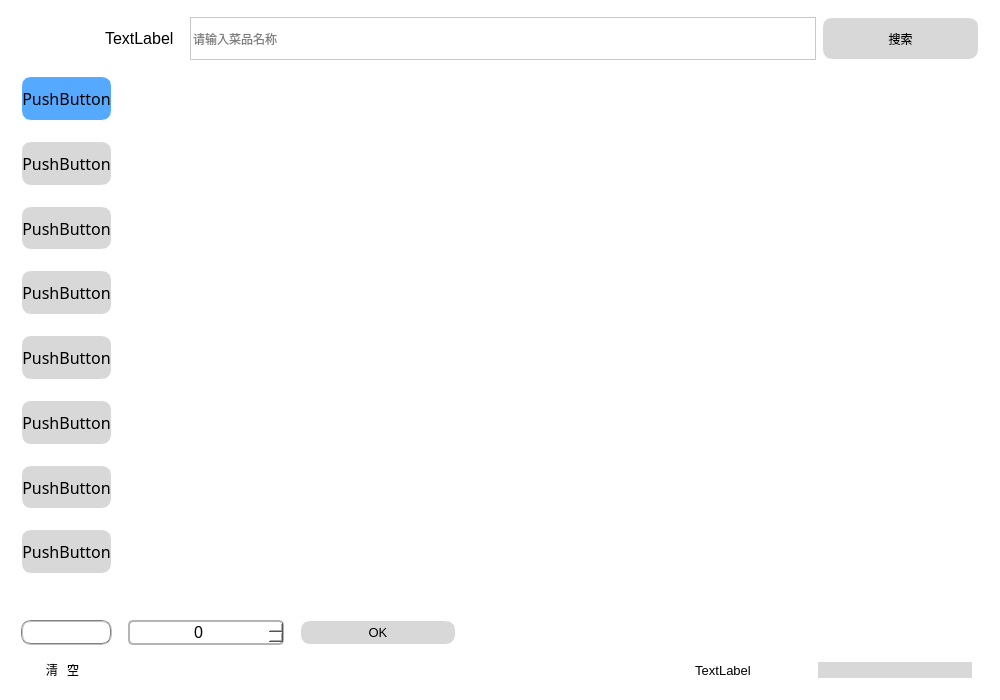
Above: Form/order.ui from lyh9909/OrderSystem before the change. Below: the same form after it.
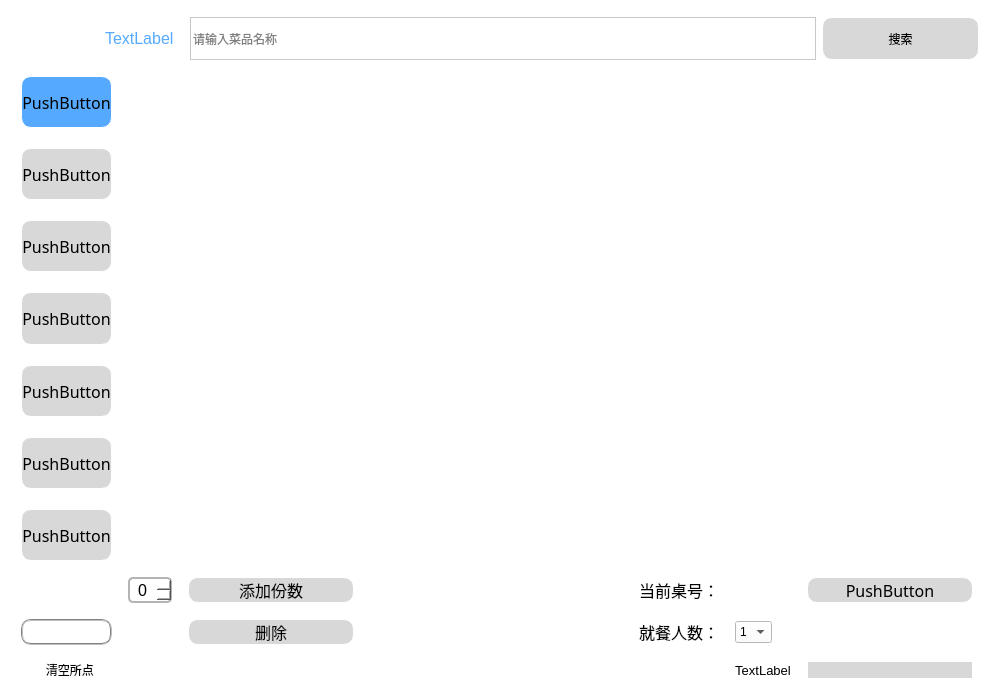
That is the form after the change. Icons and pictures are not drawn.

Diff of the .ui file:
```diff
--- a/Form/order.ui
+++ b/Form/order.ui
@@ -104,7 +104,7 @@
        <item>
         <widget class="QLabel" name="UserName">
          <property name="sizePolicy">
-          <sizepolicy hsizetype="Preferred" vsizetype="Preferred">
+          <sizepolicy hsizetype="Preferred" vsizetype="Minimum">
            <horstretch>0</horstretch>
            <verstretch>0</verstretch>
           </sizepolicy>
@@ -114,6 +114,9 @@
            <pointsize>12</pointsize>
           </font>
          </property>
+         <property name="styleSheet">
+          <string notr="true">color: rgb(85, 170, 255);</string>
+         </property>
          <property name="text">
           <string>TextLabel</string>
          </property>
@@ -173,10 +176,198 @@
       </layout>
      </item>
      <item>
-      <layout class="QGridLayout" name="gridLayout" rowstretch="0,0,0,0" columnstretch="2,0,0,0,0,0,0">
+      <layout class="QGridLayout" name="gridLayout" rowstretch="0,0,0,0" columnstretch="2,0,0,0,0,0,0,0">
        <property name="rightMargin">
         <number>6</number>
        </property>
+       <item row="2" column="6">
+        <widget class="QComboBox" name="personBox">
+         <property name="sizePolicy">
+          <sizepolicy hsizetype="Fixed" vsizetype="Fixed">
+           <horstretch>0</horstretch>
+           <verstretch>0</verstretch>
+          </sizepolicy>
+         </property>
+         <item>
+          <property name="text">
+           <string>1</string>
+          </property>
+         </item>
+         <item>
+          <property name="text">
+           <string>2</string>
+          </property>
+         </item>
+         <item>
+          <property name="text">
+           <string>3</string>
+          </property>
+         </item>
+         <item>
+          <property name="text">
+           <string>4</string>
+          </property>
+         </item>
+         <item>
+          <property name="text">
+           <string>5</string>
+          </property>
+         </item>
+         <item>
+          <property name="text">
+           <string>6</string>
+          </property>
+         </item>
+         <item>
+          <property name="text">
+           <string>7</string>
+          </property>
+         </item>
+         <item>
+          <property name="text">
+           <string>8</string>
+          </property>
+         </item>
+        </widget>
+       </item>
+       <item row="1" column="3">
+        <widget class="QPushButton" name="verifyBtn">
+         <property name="sizePolicy">
+          <sizepolicy hsizetype="Preferred" vsizetype="Minimum">
+           <horstretch>0</horstretch>
+           <verstretch>0</verstretch>
+          </sizepolicy>
+         </property>
+         <property name="font">
+          <font>
+           <family>宋体</family>
+           <pointsize>12</pointsize>
+          </font>
+         </property>
+         <property name="styleSheet">
+          <string notr="true">QPushButton:hover
+{
+	background-color: rgb(85, 170, 255);
+}
+QPushButton{
+background-color: rgb(216, 216, 216);
+border: 1px solid rgb(255,255,255);
+border-radius:10px;
+}</string>
+         </property>
+         <property name="text">
+          <string>添加份数</string>
+         </property>
+        </widget>
+       </item>
+       <item row="1" column="0">
+        <widget class="QLabel" name="label">
+         <property name="sizePolicy">
+          <sizepolicy hsizetype="Fixed" vsizetype="Preferred">
+           <horstretch>0</horstretch>
+           <verstretch>0</verstretch>
+          </sizepolicy>
+         </property>
+         <property name="text">
+          <string/>
+         </property>
+        </widget>
+       </item>
+       <item row="2" column="3">
+        <widget class="QPushButton" name="pushButton">
+         <property name="sizePolicy">
+          <sizepolicy hsizetype="Preferred" vsizetype="Minimum">
+           <horstretch>0</horstretch>
+           <verstretch>0</verstretch>
+          </sizepolicy>
+         </property>
+         <property name="font">
+          <font>
+           <family>宋体</family>
+           <pointsize>12</pointsize>
+          </font>
+         </property>
+         <property name="styleSheet">
+          <string notr="true">QPushButton:hover
+{
+	background-color: rgb(85, 170, 255);
+}
+QPushButton{
+background-color: rgb(216, 216, 216);
+border: 1px solid rgb(255,255,255);
+border-radius:10px;
+}</string>
+         </property>
+         <property name="text">
+          <string>删除</string>
+         </property>
+        </widget>
+       </item>
+       <item row="3" column="7">
+        <widget class="QPushButton" name="checkBtn">
+         <property name="sizePolicy">
+          <sizepolicy hsizetype="Preferred" vsizetype="Minimum">
+           <horstretch>0</horstretch>
+           <verstretch>0</verstretch>
+          </sizepolicy>
+         </property>
+         <property name="font">
+          <font>
+           <family>Arial</family>
+           <pointsize>10</pointsize>
+          </font>
+         </property>
+         <property name="styleSheet">
+          <string notr="true">QPushButton:hover
+{
+	background-color: rgba(255, 150, 106, 255);
+}
+QPushButton{
+background-color: rgb(216, 216, 216);
+border: 1px solid rgb(255,255,255);
+border-radius:10px;
+}</string>
+         </property>
+         <property name="text">
+          <string/>
+         </property>
+        </widget>
+       </item>
+       <item row="2" column="5">
+        <widget class="QLabel" name="personLabel">
+         <property name="font">
+          <font>
+           <family>宋体</family>
+           <pointsize>12</pointsize>
+          </font>
+         </property>
+         <property name="text">
+          <string>就餐人数：</string>
+         </property>
+         <property name="alignment">
+          <set>Qt::AlignRight|Qt::AlignTrailing|Qt::AlignVCenter</set>
+         </property>
+        </widget>
+       </item>
+       <item row="3" column="0">
+        <widget class="QLabel" name="clearLabel">
+         <property name="sizePolicy">
+          <sizepolicy hsizetype="Minimum" vsizetype="Minimum">
+           <horstretch>0</horstretch>
+           <verstretch>0</verstretch>
+          </sizepolicy>
+         </property>
+         <property name="font">
+          <font>
+           <family>微软雅黑</family>
+           <pointsize>9</pointsize>
+          </font>
+         </property>
+         <property name="text">
+          <string>        清空所点</string>
+         </property>
+        </widget>
+       </item>
        <item row="2" column="0">
         <widget class="QPushButton" name="clearBtn">
          <property name="sizePolicy">
@@ -204,51 +395,10 @@
          </property>
         </widget>
        </item>
-       <item row="3" column="5">
-        <widget class="QLabel" name="discountPay">
-         <property name="sizePolicy">
-          <sizepolicy hsizetype="Preferred" vsizetype="Minimum">
-           <horstretch>0</horstretch>
-           <verstretch>0</verstretch>
-          </sizepolicy>
-         </property>
-         <property name="font">
-          <font>
-           <family>Arial</family>
-           <pointsize>10</pointsize>
-          </font>
-         </property>
-         <property name="text">
-          <string>TextLabel</string>
-         </property>
-         <property name="alignment">
-          <set>Qt::AlignCenter</set>
-         </property>
-        </widget>
-       </item>
-       <item row="3" column="0">
-        <widget class="QLabel" name="clearLabel">
-         <property name="sizePolicy">
-          <sizepolicy hsizetype="Minimum" vsizetype="Minimum">
-           <horstretch>0</horstretch>
-           <verstretch>0</verstretch>
-          </sizepolicy>
-         </property>
-         <property name="font">
-          <font>
-           <family>微软雅黑</family>
-           <pointsize>9</pointsize>
-          </font>
-         </property>
-         <property name="text">
-          <string>        清   空</string>
-         </property>
-        </widget>
-       </item>
-       <item row="2" column="2">
+       <item row="1" column="2">
         <widget class="QSpinBox" name="spinNum">
          <property name="sizePolicy">
-          <sizepolicy hsizetype="Preferred" vsizetype="Minimum">
+          <sizepolicy hsizetype="Fixed" vsizetype="Minimum">
            <horstretch>0</horstretch>
            <verstretch>0</verstretch>
           </sizepolicy>
@@ -268,26 +418,8 @@
          </property>
         </widget>
        </item>
-       <item row="0" column="2" colspan="5">
-        <widget class="QListView" name="listView">
-         <property name="sizePolicy">
-          <sizepolicy hsizetype="Minimum" vsizetype="Preferred">
-           <horstretch>0</horstretch>
-           <verstretch>0</verstretch>
-          </sizepolicy>
-         </property>
-         <property name="styleSheet">
-          <string notr="true">border:none;
-
-</string>
-         </property>
-         <property name="selectionMode">
-          <enum>QAbstractItemView::SingleSelection</enum>
-         </property>
-        </widget>
-       </item>
        <item row="0" column="0">
-        <layout class="QVBoxLayout" name="verticalLayout" stretch="1,1,1,1,1,1,1,1">
+        <layout class="QVBoxLayout" name="verticalLayout" stretch="1,1,1,1,1,1,1">
          <property name="spacing">
           <number>20</number>
          </property>
@@ -562,46 +694,87 @@
            </property>
           </widget>
          </item>
-         <item>
-          <widget class="QPushButton" name="orderBtn">
-           <property name="sizePolicy">
-            <sizepolicy hsizetype="Minimum" vsizetype="Preferred">
-             <horstretch>0</horstretch>
-             <verstretch>0</verstretch>
-            </sizepolicy>
-           </property>
-           <property name="font">
-            <font>
-             <family>新宋体</family>
-             <pointsize>12</pointsize>
-            </font>
-           </property>
-           <property name="styleSheet">
-            <string notr="true">QPushButton:checked
-{
-	background-color: rgb(85, 170, 255);
-}
-QPushButton{
-background-color: rgb(216, 216, 216);
-border: 1px solid rgb(255,255,255);
-border-radius:10px;
-}</string>
-           </property>
-           <property name="text">
-            <string>PushButton</string>
-           </property>
-           <property name="checkable">
-            <bool>true</bool>
-           </property>
-           <property name="checked">
-            <bool>false</bool>
-           </property>
-          </widget>
-         </item>
         </layout>
        </item>
+       <item row="1" column="5">
+        <widget class="QLabel" name="tableLabel">
+         <property name="font">
+          <font>
+           <family>宋体</family>
+           <pointsize>12</pointsize>
+          </font>
+         </property>
+         <property name="text">
+          <string>当前桌号：</string>
+         </property>
+         <property name="alignment">
+          <set>Qt::AlignRight|Qt::AlignTrailing|Qt::AlignVCenter</set>
+         </property>
+        </widget>
+       </item>
+       <item row="1" column="6">
+        <widget class="QLabel" name="label_3">
+         <property name="text">
+          <string/>
+         </property>
+        </widget>
+       </item>
+       <item row="1" column="7">
+        <widget class="QPushButton" name="orderBtn">
+         <property name="sizePolicy">
+          <sizepolicy hsizetype="Minimum" vsizetype="Preferred">
+           <horstretch>0</horstretch>
+           <verstretch>0</verstretch>
+          </sizepolicy>
+         </property>
+         <property name="font">
+          <font>
+           <family>新宋体</family>
+           <pointsize>12</pointsize>
+          </font>
+         </property>
+         <property name="styleSheet">
+          <string notr="true">QPushButton:checked
+{
+	background-color: rgb(85, 170, 255);
+}
+QPushButton{
+background-color: rgb(216, 216, 216);
+border: 1px solid rgb(255,255,255);
+border-radius:10px;
+}</string>
+         </property>
+         <property name="text">
+          <string>PushButton</string>
+         </property>
+         <property name="checkable">
+          <bool>true</bool>
+         </property>
+         <property name="checked">
+          <bool>false</bool>
+         </property>
+        </widget>
+       </item>
+       <item row="0" column="2" colspan="6">
+        <widget class="QListView" name="listView">
+         <property name="sizePolicy">
+          <sizepolicy hsizetype="Minimum" vsizetype="Preferred">
+           <horstretch>0</horstretch>
+           <verstretch>0</verstretch>
+          </sizepolicy>
+         </property>
+         <property name="styleSheet">
+          <string notr="true">border:none;
+
+</string>
+         </property>
+         <property name="selectionMode">
+          <enum>QAbstractItemView::SingleSelection</enum>
+         </property>
+        </widget>
+       </item>
        <item row="3" column="6">
-        <widget class="QPushButton" name="checkBtn">
+        <widget class="QLabel" name="discountPay">
          <property name="sizePolicy">
           <sizepolicy hsizetype="Preferred" vsizetype="Minimum">
            <horstretch>0</horstretch>
@@ -614,62 +787,11 @@
            <pointsize>10</pointsize>
           </font>
          </property>
-         <property name="styleSheet">
-          <string notr="true">QPushButton:hover
-{
-	background-color: rgba(255, 180, 126, 155);
-}
-QPushButton{
-background-color: rgb(216, 216, 216);
-border: 1px solid rgb(255,255,255);
-border-radius:10px;
-}</string>
-         </property>
          <property name="text">
-          <string/>
+          <string>TextLabel</string>
          </property>
-        </widget>
-       </item>
-       <item row="2" column="3">
-        <widget class="QPushButton" name="verifyBtn">
-         <property name="sizePolicy">
-          <sizepolicy hsizetype="Preferred" vsizetype="Minimum">
-           <horstretch>0</horstretch>
-           <verstretch>0</verstretch>
-          </sizepolicy>
-         </property>
-         <property name="font">
-          <font>
-           <family>Arial</family>
-           <pointsize>10</pointsize>
-          </font>
-         </property>
-         <property name="styleSheet">
-          <string notr="true">QPushButton:hover
-{
-	background-color: rgb(85, 170, 255);
-}
-QPushButton{
-background-color: rgb(216, 216, 216);
-border: 1px solid rgb(255,255,255);
-border-radius:10px;
-}</string>
-         </property>
-         <property name="text">
-          <string>OK</string>
-         </property>
-        </widget>
-       </item>
-       <item row="1" column="0">
-        <widget class="QLabel" name="label">
-         <property name="sizePolicy">
-          <sizepolicy hsizetype="Fixed" vsizetype="Preferred">
-           <horstretch>0</horstretch>
-           <verstretch>0</verstretch>
-          </sizepolicy>
-         </property>
-         <property name="text">
-          <string/>
+         <property name="alignment">
+          <set>Qt::AlignCenter</set>
          </property>
         </widget>
        </item>
```
Left out of the diff: 4 changed lines with no effect on the pictures.
